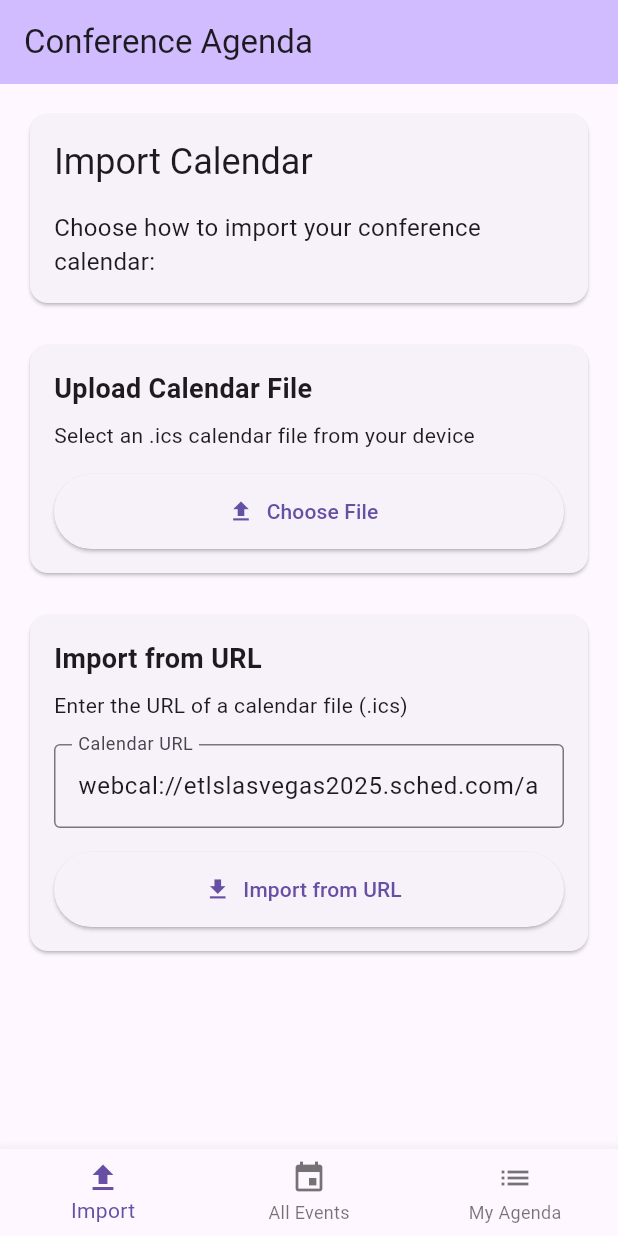
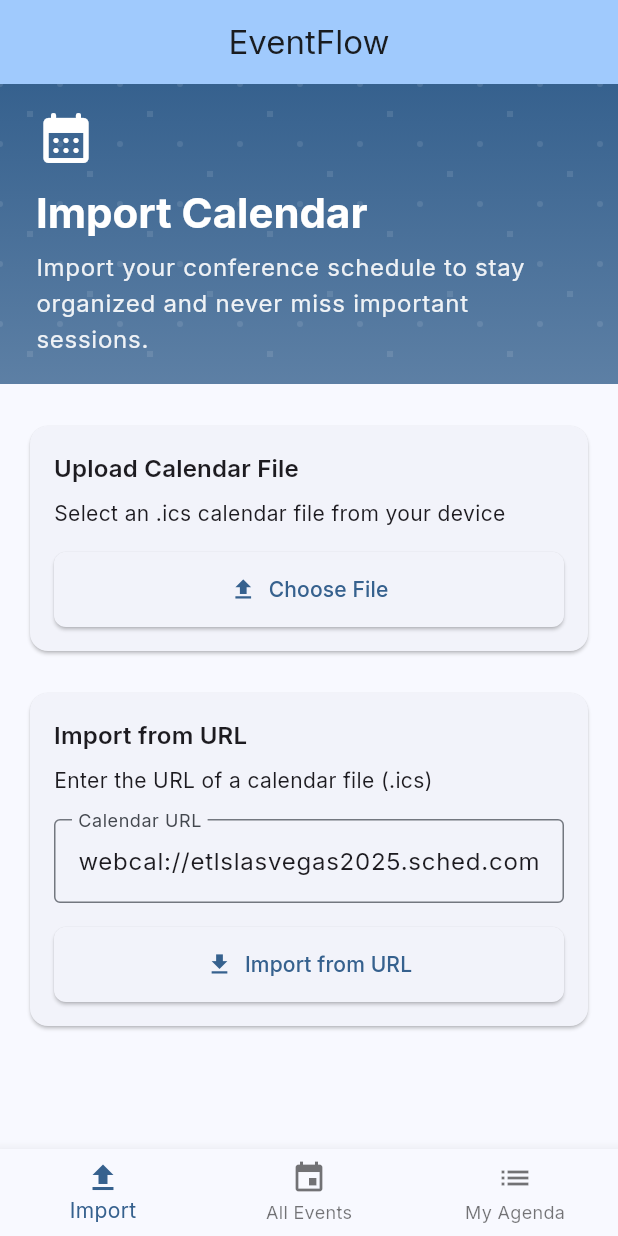
Before and after one commit to Josh-thephillipsequation/Eventflow, a Flutter app: the screen it shows after launch, on a phone screen of 412 x 824 dp. Run offline on Flutter 3.47's test engine with Material 3 defaults, Android fonts, the phone set to English and light mode, and no system bars; our stand-ins replace file_picker, google_fonts, shared_preferences; missing offline and left inert: icalendar_parser.

Commit message:
adding new material elements and icon

```diff
--- a/lib/main.dart
+++ b/lib/main.dart
@@ -2,6 +2,7 @@ import 'package:flutter/material.dart';
 import 'package:provider/provider.dart';
 import 'screens/home_screen.dart';
 import 'providers/event_provider.dart';
+import 'theme/app_theme.dart';
 
 void main() {
   runApp(const ConferenceAgendaApp());
@@ -17,11 +18,10 @@ class ConferenceAgendaApp extends StatelessWidget {
         ChangeNotifierProvider(create: (context) => EventProvider()),
       ],
       child: MaterialApp(
-        title: 'Conference Agenda Tracker',
-        theme: ThemeData(
-          primarySwatch: Colors.blue,
-          useMaterial3: true,
-        ),
+        title: 'EventFlow',
+        theme: AppTheme.lightTheme,
+        darkTheme: AppTheme.darkTheme,
+        themeMode: ThemeMode.system,
         home: const HomeScreen(),
         debugShowCheckedModeBanner: false,
       ),
--- a/lib/screens/home_screen.dart
+++ b/lib/screens/home_screen.dart
@@ -25,7 +25,7 @@ class _HomeScreenState extends State<HomeScreen> {
   Widget build(BuildContext context) {
     return Scaffold(
       appBar: AppBar(
-        title: const Text('Conference Agenda'),
+        title: const Text('EventFlow'),
         backgroundColor: Theme.of(context).colorScheme.inversePrimary,
         actions: [
           Consumer<EventProvider>(
--- a/lib/screens/import_calendar_screen.dart
+++ b/lib/screens/import_calendar_screen.dart
@@ -13,15 +13,13 @@ class ImportCalendarScreen extends StatefulWidget {
 
 class _ImportCalendarScreenState extends State<ImportCalendarScreen> {
   final _urlController = TextEditingController();
-  // Prefill with test calendar URL (webcal scheme) so it's easy to import during testing.
-  // This will be converted to https:// by CalendarService when fetching.
-  // Default: webcal://etlslasvegas2025.sched.com/all.ics
+  final _formKey = GlobalKey<FormState>();
+
   @override
   void initState() {
     super.initState();
     _urlController.text = 'webcal://etlslasvegas2025.sched.com/all.ics';
   }
-  final _formKey = GlobalKey<FormState>();
 
   @override
   void dispose() {
@@ -31,34 +29,81 @@ class _ImportCalendarScreenState extends State<ImportCalendarScreen> {
 
   @override
   Widget build(BuildContext context) {
+    final theme = Theme.of(context);
+    final colorScheme = theme.colorScheme;
+
     return Consumer<EventProvider>(
       builder: (context, provider, child) {
         return SingleChildScrollView(
-          child: Padding(
+          child: Column(
+            crossAxisAlignment: CrossAxisAlignment.stretch,
+            mainAxisSize: MainAxisSize.min,
+            children: [
+              // Hero Section
+              Container(
+                height: 200,
+                decoration: BoxDecoration(
+                  gradient: LinearGradient(
+                    begin: Alignment.topCenter,
+                    end: Alignment.bottomCenter,
+                    colors: [
+                      colorScheme.primary,
+                      colorScheme.primary.withValues(alpha: 0.8),
+                    ],
+                  ),
+                ),
+                child: Stack(
+                  children: [
+                    // Background pattern
+                    Positioned.fill(
+                      child: CustomPaint(
+                        painter: _GeometricPatternPainter(
+                          color: colorScheme.onPrimary.withValues(alpha: 0.1),
+                        ),
+                      ),
+                    ),
+                    // Content
+                    Padding(
+                      padding: const EdgeInsets.symmetric(horizontal: 24.0, vertical: 16.0),
+                      child: Column(
+                        mainAxisAlignment: MainAxisAlignment.center,
+                        crossAxisAlignment: CrossAxisAlignment.start,
+                        mainAxisSize: MainAxisSize.min,
+                        children: [
+                          Icon(
+                            Icons.calendar_month_rounded,
+                            size: 40,
+                            color: colorScheme.onPrimary,
+                          ),
+                          const SizedBox(height: 12),
+                          Text(
+                            'Import Calendar',
+                            style: theme.textTheme.headlineMedium?.copyWith(
+                              color: colorScheme.onPrimary,
+                              fontWeight: FontWeight.bold,
+                            ),
+                          ),
+                          const SizedBox(height: 6),
+                          Text(
+                            'Import your conference schedule to stay organized and never miss important sessions.',
+                            style: theme.textTheme.bodyLarge?.copyWith(
+                              color: colorScheme.onPrimary.withValues(alpha: 0.9),
+                            ),
+                          ),
+                        ],
+                      ),
+                    ),
+                  ],
+                ),
+              ),
+
+              // Content Section
+              Padding(
                 padding: const EdgeInsets.all(16.0),
                 child: Column(
                   crossAxisAlignment: CrossAxisAlignment.stretch,
                   children: [
-              Card(
-                child: Padding(
-                  padding: const EdgeInsets.all(16.0),
-                  child: Column(
-                    crossAxisAlignment: CrossAxisAlignment.start,
-                    children: [
-                      Text(
-                        'Import Calendar',
-                        style: Theme.of(context).textTheme.headlineSmall,
-                      ),
-                      const SizedBox(height: 16),
-                      const Text(
-                        'Choose how to import your conference calendar:',
-                        style: TextStyle(fontSize: 16),
-                      ),
-                    ],
-                  ),
-                ),
-              ),
-              const SizedBox(height: 20),
+                    const SizedBox(height: 8),
 
                     // File Upload Section
                     Card(
@@ -67,12 +112,17 @@ class _ImportCalendarScreenState extends State<ImportCalendarScreen> {
                         child: Column(
                           crossAxisAlignment: CrossAxisAlignment.start,
                           children: [
-                      const Text(
+                            Text(
                               'Upload Calendar File',
-                        style: TextStyle(fontSize: 18, fontWeight: FontWeight.bold),
+                              style: theme.textTheme.titleMedium?.copyWith(
+                                fontWeight: FontWeight.w600,
+                              ),
                             ),
                             const SizedBox(height: 8),
-                      const Text('Select an .ics calendar file from your device'),
+                            Text(
+                              'Select an .ics calendar file from your device',
+                              style: theme.textTheme.bodyMedium,
+                            ),
                             const SizedBox(height: 16),
                             ElevatedButton.icon(
                               onPressed: provider.isLoading ? null : _pickFile,
@@ -86,6 +136,7 @@ class _ImportCalendarScreenState extends State<ImportCalendarScreen> {
                         ),
                       ),
                     ),
+
                     const SizedBox(height: 20),
 
                     // URL Input Section
@@ -97,12 +148,17 @@ class _ImportCalendarScreenState extends State<ImportCalendarScreen> {
                           child: Column(
                             crossAxisAlignment: CrossAxisAlignment.start,
                             children: [
-                        const Text(
+                              Text(
                                 'Import from URL',
-                          style: TextStyle(fontSize: 18, fontWeight: FontWeight.bold),
+                                style: theme.textTheme.titleMedium?.copyWith(
+                                  fontWeight: FontWeight.w600,
+                                ),
                               ),
                               const SizedBox(height: 8),
-                        const Text('Enter the URL of a calendar file (.ics)'),
+                              Text(
+                                'Enter the URL of a calendar file (.ics)',
+                                style: theme.textTheme.bodyMedium,
+                              ),
                               const SizedBox(height: 16),
                               TextFormField(
                                 controller: _urlController,
@@ -115,7 +171,7 @@ class _ImportCalendarScreenState extends State<ImportCalendarScreen> {
                                   if (value == null || value.isEmpty) {
                                     return 'Please enter a URL';
                                   }
-                            final uri = Uri.tryParse(value ?? '');
+                                  final uri = Uri.tryParse(value);
                                   if (uri == null || !uri.hasAbsolutePath) {
                                     return 'Please enter a valid URL';
                                   }
@@ -139,37 +195,45 @@ class _ImportCalendarScreenState extends State<ImportCalendarScreen> {
 
                     const SizedBox(height: 20),
 
+                    // Loading indicator
                     if (provider.isLoading)
-                const Card(
+                      Card(
                         child: Padding(
-                    padding: EdgeInsets.all(16.0),
+                          padding: const EdgeInsets.all(16.0),
                           child: Column(
                             children: [
-                        CircularProgressIndicator(),
-                        SizedBox(height: 8),
-                        Text('Loading calendar...'),
+                              const CircularProgressIndicator(),
+                              const SizedBox(height: 8),
+                              Text(
+                                'Loading calendar...',
+                                style: theme.textTheme.bodyMedium,
+                              ),
                             ],
                           ),
                         ),
                       ),
 
+                    // Error message
                     if (provider.errorMessage.isNotEmpty)
                       Card(
-                  color: Colors.red.shade50,
+                        color: colorScheme.errorContainer,
                         child: Padding(
                           padding: const EdgeInsets.all(16.0),
                           child: Column(
                             crossAxisAlignment: CrossAxisAlignment.start,
                             children: [
-                        const Row(
+                              Row(
                                 children: [
-                            Icon(Icons.error, color: Colors.red),
-                            SizedBox(width: 8),
+                                  Icon(
+                                    Icons.error,
+                                    color: colorScheme.onErrorContainer,
+                                  ),
+                                  const SizedBox(width: 8),
                                   Text(
                                     'Error',
-                              style: TextStyle(
+                                    style: theme.textTheme.titleSmall?.copyWith(
                                       fontWeight: FontWeight.bold,
-                                color: Colors.red,
+                                      color: colorScheme.onErrorContainer,
                                     ),
                                   ),
                                 ],
@@ -177,13 +241,16 @@ class _ImportCalendarScreenState extends State<ImportCalendarScreen> {
                               const SizedBox(height: 8),
                               Text(
                                 provider.errorMessage,
-                          style: const TextStyle(color: Colors.red),
+                                style: theme.textTheme.bodyMedium?.copyWith(
+                                  color: colorScheme.onErrorContainer,
+                                ),
                               ),
                             ],
                           ),
                         ),
                       ),
 
+                    // Success message
                     if (provider.allEvents.isNotEmpty)
                       Card(
                         color: Colors.green.shade50,
@@ -207,7 +274,7 @@ class _ImportCalendarScreenState extends State<ImportCalendarScreen> {
                               ),
                               const SizedBox(height: 8),
                               Text(
-                          'Loaded ${provider.allEvents.length} events. Go to "All Events" to select which ones you want to attend.',
+                                'Calendar imported successfully! Found ${provider.allEvents.length} events.',
                                 style: const TextStyle(color: Colors.green),
                               ),
                             ],
@@ -216,6 +283,8 @@ class _ImportCalendarScreenState extends State<ImportCalendarScreen> {
                       ),
                   ],
                 ),
+              ),
+            ],
           ),
         );
       },
@@ -231,7 +300,9 @@ class _ImportCalendarScreenState extends State<ImportCalendarScreen> {
 
       if (result != null && result.files.single.path != null) {
         File file = File(result.files.single.path!);
+        if (mounted) {
           await context.read<EventProvider>().loadCalendarFromFile(file);
+        }
       }
     } catch (e) {
       if (mounted) {
@@ -249,3 +320,36 @@ class _ImportCalendarScreenState extends State<ImportCalendarScreen> {
     }
   }
 }
+
+// Custom painter for geometric pattern
+class _GeometricPatternPainter extends CustomPainter {
+  final Color color;
+
+  _GeometricPatternPainter({required this.color});
+
+  @override
+  void paint(Canvas canvas, Size size) {
+    final paint = Paint()
+      ..color = color
+      ..style = PaintingStyle.fill;
+
+    // Draw a simple geometric pattern
+    const spacing = 40.0;
+    for (double x = 0; x < size.width; x += spacing) {
+      for (double y = 0; y < size.height; y += spacing) {
+        // Draw small circles
+        canvas.drawCircle(Offset(x, y), 2, paint);
+        // Draw small squares
+        if ((x / spacing + y / spacing) % 2 == 0) {
+          canvas.drawRect(
+            Rect.fromCenter(center: Offset(x + spacing/2, y + spacing/2), width: 4, height: 4),
+            paint,
+          );
+        }
+      }
+    }
+  }
+
+  @override
+  bool shouldRepaint(covariant CustomPainter oldDelegate) => false;
+}
--- a/lib/screens/my_agenda_screen.dart
+++ b/lib/screens/my_agenda_screen.dart
@@ -55,7 +55,7 @@ class MyAgendaScreen extends StatelessWidget {
             // Header with stats
             Container(
               padding: const EdgeInsets.all(16.0),
-              color: Theme.of(context).colorScheme.surfaceVariant,
+              color: Theme.of(context).colorScheme.surfaceContainerHighest,
               child: Row(
                 mainAxisAlignment: MainAxisAlignment.spaceAround,
                 children: [
--- /dev/null
+++ b/lib/theme/app_theme.dart
@@ -0,0 +1,86 @@
+import 'package:flutter/material.dart';
+import 'package:google_fonts/google_fonts.dart';
+
+class AppTheme {
+  static ThemeData get lightTheme {
+    final ColorScheme colorScheme = ColorScheme.fromSeed(
+      seedColor: Colors.blue,
+      brightness: Brightness.light,
+    );
+
+    return ThemeData(
+      useMaterial3: true,
+      colorScheme: colorScheme,
+      textTheme: GoogleFonts.interTextTheme(),
+      appBarTheme: AppBarTheme(
+        centerTitle: true,
+        backgroundColor: colorScheme.surface,
+        foregroundColor: colorScheme.onSurface,
+        elevation: 0,
+        scrolledUnderElevation: 1,
+      ),
+      cardTheme: CardThemeData(
+        elevation: 1,
+        shape: RoundedRectangleBorder(
+          borderRadius: BorderRadius.circular(12),
+        ),
+      ),
+      elevatedButtonTheme: ElevatedButtonThemeData(
+        style: ElevatedButton.styleFrom(
+          padding: const EdgeInsets.symmetric(horizontal: 24, vertical: 12),
+          shape: RoundedRectangleBorder(
+            borderRadius: BorderRadius.circular(8),
+          ),
+        ),
+      ),
+      chipTheme: ChipThemeData(
+        shape: RoundedRectangleBorder(
+          borderRadius: BorderRadius.circular(20),
+        ),
+        labelPadding: const EdgeInsets.symmetric(horizontal: 8),
+      ),
+    );
+  }
+
+  static ThemeData get darkTheme {
+    final ColorScheme colorScheme = ColorScheme.fromSeed(
+      seedColor: Colors.blue,
+      brightness: Brightness.dark,
+    );
+
+    return ThemeData(
+      useMaterial3: true,
+      colorScheme: colorScheme,
+      textTheme: GoogleFonts.interTextTheme(
+        ThemeData.dark().textTheme,
+      ),
+      appBarTheme: AppBarTheme(
+        centerTitle: true,
+        backgroundColor: colorScheme.surface,
+        foregroundColor: colorScheme.onSurface,
+        elevation: 0,
+        scrolledUnderElevation: 1,
+      ),
+      cardTheme: CardThemeData(
+        elevation: 1,
+        shape: RoundedRectangleBorder(
+          borderRadius: BorderRadius.circular(12),
+        ),
+      ),
+      elevatedButtonTheme: ElevatedButtonThemeData(
+        style: ElevatedButton.styleFrom(
+          padding: const EdgeInsets.symmetric(horizontal: 24, vertical: 12),
+          shape: RoundedRectangleBorder(
+            borderRadius: BorderRadius.circular(8),
+          ),
+        ),
+      ),
+      chipTheme: ChipThemeData(
+        shape: RoundedRectangleBorder(
+          borderRadius: BorderRadius.circular(20),
+        ),
+        labelPadding: const EdgeInsets.symmetric(horizontal: 8),
+      ),
+    );
+  }
+}
```
Also changed, not shown: lib/widgets/event_card.dart (+38 -38 lines), pubspec.yaml (+14 -1 lines), assets/icons/eventflow_icon.svg (added), assets/icons/eventflow_icon_1024.png (added), assets/icons/eventflow_v2_blocks.svg (added), assets/icons/eventflow_v3_minimal.svg (added), assets/icons/eventflow_v3_minimal.svg.png (added), assets/icons/eventflow_v4_abstract.svg (added), pubspec.lock, 41 other files. Lines whose indentation alone changed are shown as unchanged.
